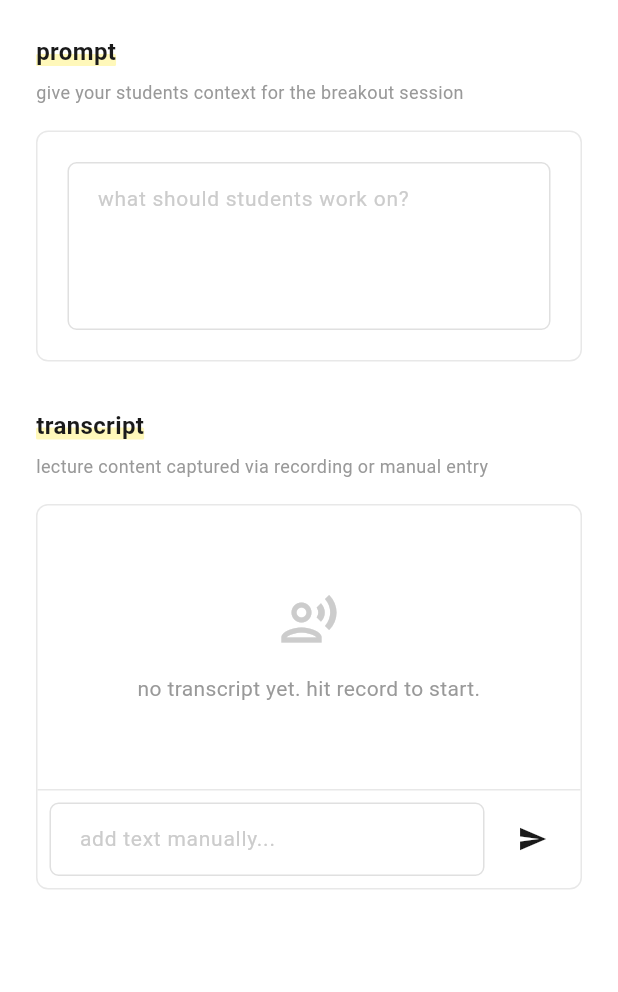
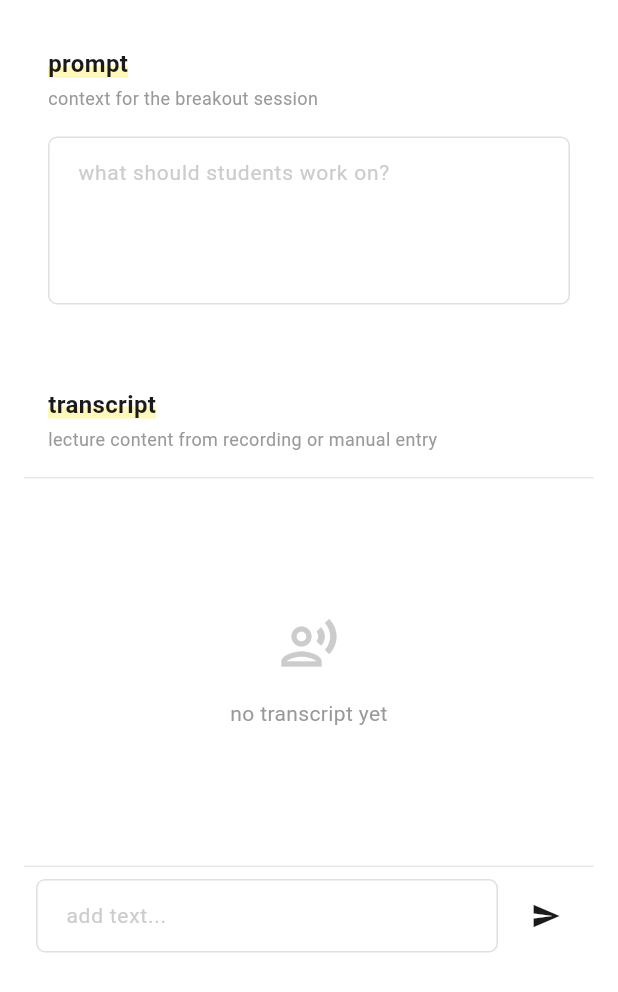
Before and after one commit to dgavriloff/serverpod-butler, a Flutter app: the ContentTab widget shown alone on an empty page, opened directly with empty values, on a phone screen of 412 x 824 dp. Shown: the top 992 px of the screen. Run offline on Flutter 3.47's test engine with Material 3 defaults, Android fonts, the phone set to English and light mode, and no system bars; our stand-ins replace flutter_riverpod, go_router, google_generative_ai, web; missing offline and left inert: dart:js_interop, perfect_freehand, serverpod, serverpod_auth_core_client, serverpod_auth_core_server, serverpod_auth_idp_client and 3 more; statements that could not run were skipped.

Commit message:
fix: improve dashboard layout with two-column content tab
- Content tab: prompt (left) + transcript (right) on desktop
- Rooms tab: restore action bar (copy url, synthesize) and content preview
- Record button: use SpLiveBadge when recording, outlined button when not
- Room cards: restore original layout with content preview
- Proper responsive handling for mobile

Co-Authored-By: Claude Opus 4.5 <noreply@anthropic.com>

```diff
--- a/breakout_butler/breakout_butler_flutter/lib/features/dashboard/screens/professor_dashboard_screen.dart
+++ b/breakout_butler/breakout_butler_flutter/lib/features/dashboard/screens/professor_dashboard_screen.dart
@@ -199,7 +199,11 @@ class _ProfessorDashboardScreenState
               index: _currentTab == DashboardTab.content ? 0 : 1,
               children: [
                 ContentTab(sessionId: _sessionId!),
-                RoomsTab(sessionId: _sessionId!, roomCount: _roomCount),
+                RoomsTab(
+                  sessionId: _sessionId!,
+                  roomCount: _roomCount,
+                  urlTag: widget.urlTag,
+                ),
               ],
             ),
           ),
--- a/breakout_butler/breakout_butler_flutter/lib/features/dashboard/widgets/content_tab.dart
+++ b/breakout_butler/breakout_butler_flutter/lib/features/dashboard/widgets/content_tab.dart
@@ -1,16 +1,16 @@
 import 'package:flutter/material.dart';
 import 'package:flutter_riverpod/flutter_riverpod.dart';
 
+import '../../../core/layout/sp_breakpoints.dart';
 import '../../../core/theme/sp_colors.dart';
 import '../../../core/theme/sp_spacing.dart';
 import '../../../core/theme/sp_typography.dart';
-import '../../../core/widgets/sp_card.dart';
 import '../../../core/widgets/sp_empty_state.dart';
 import '../../../core/widgets/sp_highlight.dart';
 import '../../../core/widgets/sp_text_field.dart';
 import '../../transcript/providers/transcript_providers.dart';
 
-/// Content tab: prompt/context setup + transcript display.
+/// Content tab: two-column layout with prompt (left) and transcript (right).
 class ContentTab extends ConsumerStatefulWidget {
   const ContentTab({super.key, required this.sessionId});
 
@@ -42,102 +42,132 @@ class _ContentTabState extends ConsumerState<ContentTab> {
     _manualController.clear();
   }
 
-  void _scrollToBottom() {
-    WidgetsBinding.instance.addPostFrameCallback((_) {
-      if (_scrollController.hasClients) {
-        _scrollController.animateTo(
-          _scrollController.position.maxScrollExtent,
-          duration: const Duration(milliseconds: 200),
-          curve: Curves.easeOut,
-        );
-      }
-    });
-  }
-
   @override
   Widget build(BuildContext context) {
     final transcriptState =
         ref.watch(transcriptStateProvider(widget.sessionId));
+    final screenSize = screenSizeOf(context);
+    final isWide = screenSize != SpScreenSize.mobile;
 
-    // Auto-scroll when transcript changes
-    if (transcriptState.hasContent) {
-      _scrollToBottom();
+    // Two-column on tablet/desktop, stacked on mobile
+    if (isWide) {
+      return Row(
+        crossAxisAlignment: CrossAxisAlignment.start,
+        children: [
+          // Left column: Prompt
+          Expanded(
+            flex: 1,
+            child: _buildPromptSection(),
+          ),
+          const VerticalDivider(width: 1),
+          // Right column: Transcript
+          Expanded(
+            flex: 1,
+            child: _buildTranscriptSection(transcriptState),
+          ),
+        ],
+      );
     }
 
+    // Mobile: stacked
     return SingleChildScrollView(
-      controller: _scrollController,
-      padding: const EdgeInsets.all(SpSpacing.lg),
+      padding: const EdgeInsets.all(SpSpacing.md),
       child: Column(
         crossAxisAlignment: CrossAxisAlignment.start,
         children: [
-          // ── Prompt Section ─────────────────────────────────────────
+          _buildPromptSection(),
+          const SizedBox(height: SpSpacing.lg),
+          SizedBox(
+            height: 400,
+            child: _buildTranscriptSection(transcriptState),
+          ),
+        ],
+      ),
+    );
+  }
+
+  Widget _buildPromptSection() {
+    return Padding(
+      padding: const EdgeInsets.all(SpSpacing.md),
+      child: Column(
+        crossAxisAlignment: CrossAxisAlignment.start,
+        children: [
           SpHighlight(
             child: Text('prompt', style: SpTypography.section),
           ),
-          const SizedBox(height: SpSpacing.sm),
+          const SizedBox(height: SpSpacing.xs),
           Text(
-            'give your students context for the breakout session',
+            'context for the breakout session',
             style: SpTypography.caption.copyWith(color: SpColors.textTertiary),
           ),
           const SizedBox(height: SpSpacing.md),
-          SpCard(
-            child: SpTextField(
+          SpTextField(
             controller: _promptController,
             hint: 'what should students work on?',
-              maxLines: 4,
+            maxLines: 8,
+            minLines: 4,
           ),
+        ],
       ),
+    );
+  }
 
-          const SizedBox(height: SpSpacing.xl),
-
-          // ── Transcript Section ─────────────────────────────────────
-          SpHighlight(
-            child: Text('transcript', style: SpTypography.section),
-          ),
-          const SizedBox(height: SpSpacing.sm),
-          Text(
-            'lecture content captured via recording or manual entry',
-            style: SpTypography.caption.copyWith(color: SpColors.textTertiary),
-          ),
-          const SizedBox(height: SpSpacing.md),
-
-          // Transcript content
-          SpCard(
-            padding: EdgeInsets.zero,
-            child: Column(
+  Widget _buildTranscriptSection(TranscriptState transcriptState) {
+    return Column(
       crossAxisAlignment: CrossAxisAlignment.start,
       children: [
-                // Transcript text
-                if (!transcriptState.hasContent)
-                  const Padding(
-                    padding: EdgeInsets.all(SpSpacing.lg),
-                    child: SpEmptyState(
-                      icon: Icons.record_voice_over_outlined,
-                      message: 'no transcript yet. hit record to start.',
-                    ),
-                  )
-                else
+        // Header
         Padding(
           padding: const EdgeInsets.all(SpSpacing.md),
           child: Column(
             crossAxisAlignment: CrossAxisAlignment.start,
             children: [
-                        // Finalized chunks
-                        for (final chunk in transcriptState.chunks)
-                          Padding(
+              SpHighlight(
+                child: Text('transcript', style: SpTypography.section),
+              ),
+              const SizedBox(height: SpSpacing.xs),
+              Text(
+                'lecture content from recording or manual entry',
+                style:
+                    SpTypography.caption.copyWith(color: SpColors.textTertiary),
+              ),
+            ],
+          ),
+        ),
+
+        const Divider(height: 1),
+
+        // Transcript content
+        Expanded(
+          child: transcriptState.hasContent
+              ? ListView.builder(
+                  controller: _scrollController,
+                  padding: const EdgeInsets.all(SpSpacing.md),
+                  itemCount: transcriptState.chunks.length +
+                      (transcriptState.interimText.isNotEmpty ? 1 : 0),
+                  itemBuilder: (context, index) {
+                    if (index < transcriptState.chunks.length) {
+                      return Padding(
                         padding: const EdgeInsets.only(bottom: SpSpacing.sm),
-                            child: Text(chunk, style: SpTypography.body),
+                        child: Text(
+                          transcriptState.chunks[index],
+                          style: SpTypography.body,
                         ),
-                        // Interim text (currently being transcribed)
-                        if (transcriptState.interimText.isNotEmpty)
-                          Text(
+                      );
+                    }
+                    // Interim text
+                    return Text(
                       transcriptState.interimText,
                       style: SpTypography.body.copyWith(
                         fontStyle: FontStyle.italic,
-                              color: SpColors.textPrimary.withValues(alpha: 0.5),
+                        color: SpColors.textTertiary,
                       ),
-                          ),
-                      ],
+                    );
+                  },
+                )
+              : const SpEmptyState(
+                  icon: Icons.record_voice_over_outlined,
+                  message: 'no transcript yet',
                 ),
         ),
 
@@ -152,7 +182,7 @@ class _ContentTabState extends ConsumerState<ContentTab> {
               Expanded(
                 child: SpTextField(
                   controller: _manualController,
-                          hint: 'add text manually...',
+                  hint: 'add text...',
                   onSubmitted: (_) => _addManualText(),
                 ),
               ),
@@ -165,10 +195,6 @@ class _ContentTabState extends ConsumerState<ContentTab> {
           ),
         ),
       ],
-            ),
-          ),
-        ],
-      ),
     );
   }
 }
```
Also changed, not shown: breakout_butler/breakout_butler_flutter/lib/features/dashboard/widgets/record_button.dart (+19 -30 lines), breakout_butler/breakout_butler_flutter/lib/features/dashboard/widgets/room_card.dart (+17 -15 lines), breakout_butler/breakout_butler_flutter/lib/features/dashboard/widgets/rooms_tab.dart (+92 -17 lines), 5 other files. Lines whose indentation alone changed are shown as unchanged.
